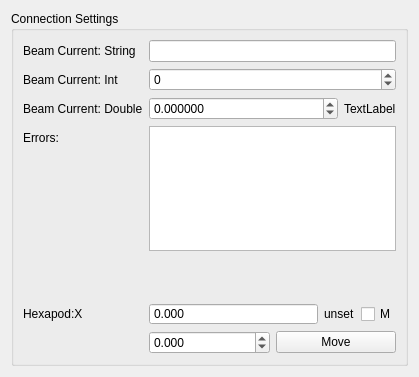
Above: source/ui/ConnectionSettings.ui from acquaman/acquaman before the change. Below: the same form after it.
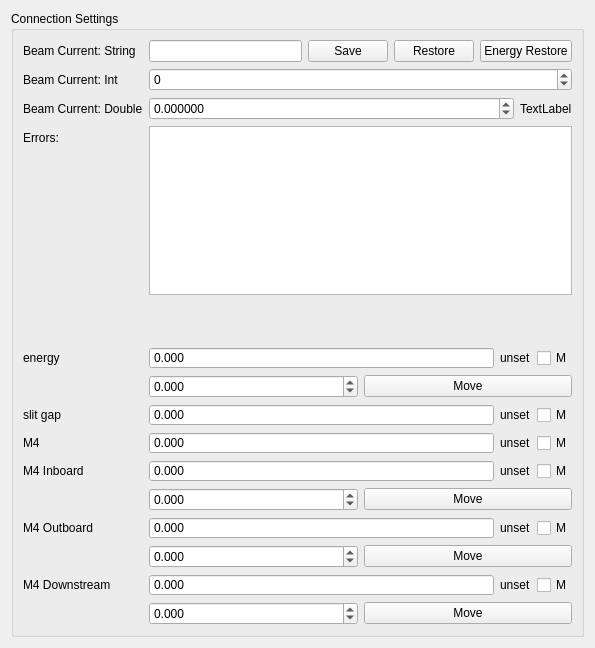
That is the form after the change.

Commit message: Got restore and restore from list working, other stuff is just testing playground code

What changed in the file:
```diff
--- a/source/ui/ConnectionSettings.ui
+++ b/source/ui/ConnectionSettings.ui
@@ -6,8 +6,8 @@
    <rect>
     <x>0</x>
     <y>0</y>
-    <width>419</width>
-    <height>377</height>
+    <width>595</width>
+    <height>648</height>
    </rect>
   </property>
   <property name="windowTitle">
@@ -20,9 +20,6 @@
       <string>Connection Settings</string>
      </property>
      <layout class="QFormLayout" name="formLayout">
-      <property name="fieldGrowthPolicy">
-       <enum>QFormLayout::AllNonFixedFieldsGrow</enum>
-      </property>
       <item row="0" column="0">
        <widget class="QLabel" name="label">
         <property name="text">
@@ -31,7 +28,32 @@
        </widget>
       </item>
       <item row="0" column="1">
-       <widget class="QLineEdit" name="lineEdit"/>
+       <layout class="QHBoxLayout" name="horizontalLayout_4">
+        <item>
+         <widget class="QLineEdit" name="lineEdit"/>
+        </item>
+        <item>
+         <widget class="QPushButton" name="hxpd_save">
+          <property name="text">
+           <string>Save</string>
+          </property>
+         </widget>
+        </item>
+        <item>
+         <widget class="QPushButton" name="hxpd_restore">
+          <property name="text">
+           <string>Restore</string>
+          </property>
+         </widget>
+        </item>
+        <item>
+         <widget class="QPushButton" name="energy_restore">
+          <property name="text">
+           <string>Energy Restore</string>
+          </property>
+         </widget>
+        </item>
+       </layout>
       </item>
       <item row="1" column="0">
        <widget class="QLabel" name="label_2">
@@ -97,10 +119,20 @@
       <item row="3" column="1">
        <widget class="QTextBrowser" name="textBrowser"/>
       </item>
+      <item row="4" column="1">
+       <widget class="QWidget" name="placeHolder" native="true">
+        <property name="minimumSize">
+         <size>
+          <width>0</width>
+          <height>40</height>
+         </size>
+        </property>
+       </widget>
+      </item>
       <item row="5" column="0">
        <widget class="QLabel" name="hxpd_label">
         <property name="text">
-         <string>Hexapod:X</string>
+         <string>energy</string>
         </property>
        </widget>
       </item>
@@ -192,16 +224,421 @@
         </item>
        </layout>
       </item>
-      <item row="4" column="1">
-       <widget class="QWidget" name="placeHolder" native="true">
-        <property name="minimumSize">
-         <size>
-          <width>0</width>
-          <height>40</height>
-         </size>
+      <item row="7" column="0">
+       <widget class="QLabel" name="hxpd_label_2">
+        <property name="text">
+         <string>slit gap</string>
         </property>
        </widget>
       </item>
+      <item row="7" column="1">
+       <layout class="QHBoxLayout" name="horizontalLayout_5">
+        <item>
+         <widget class="QDoubleSpinBox" name="slitGap_read">
+          <property name="sizePolicy">
+           <sizepolicy hsizetype="Expanding" vsizetype="Fixed">
+            <horstretch>0</horstretch>
+            <verstretch>0</verstretch>
+           </sizepolicy>
+          </property>
+          <property name="styleSheet">
+           <string notr="true">.suffix {
+	color: rgb(255, 0, 0);
+	background-color: rgb(85, 255, 0);
+}</string>
+          </property>
+          <property name="frame">
+           <bool>true</bool>
+          </property>
+          <property name="readOnly">
+           <bool>true</bool>
+          </property>
+          <property name="buttonSymbols">
+           <enum>QAbstractSpinBox::NoButtons</enum>
+          </property>
+          <property name="decimals">
+           <number>3</number>
+          </property>
+          <property name="minimum">
+           <double>-999999999.000000000000000</double>
+          </property>
+          <property name="maximum">
+           <double>999999999.000000000000000</double>
+          </property>
+         </widget>
+        </item>
+        <item>
+         <widget class="QLabel" name="slitGap_units">
+          <property name="sizePolicy">
+           <sizepolicy hsizetype="Minimum" vsizetype="Preferred">
+            <horstretch>0</horstretch>
+            <verstretch>0</verstretch>
+           </sizepolicy>
+          </property>
+          <property name="text">
+           <string>unset</string>
+          </property>
+         </widget>
+        </item>
+        <item>
+         <widget class="QCheckBox" name="slitGap_moving">
+          <property name="text">
+           <string>M</string>
+          </property>
+         </widget>
+        </item>
+       </layout>
+      </item>
+      <item row="8" column="0">
+       <widget class="QLabel" name="hxpd_label_3">
+        <property name="text">
+         <string>M4</string>
+        </property>
+       </widget>
+      </item>
+      <item row="8" column="1">
+       <layout class="QHBoxLayout" name="horizontalLayout_6">
+        <item>
+         <widget class="QDoubleSpinBox" name="m4_read">
+          <property name="sizePolicy">
+           <sizepolicy hsizetype="Expanding" vsizetype="Fixed">
+            <horstretch>0</horstretch>
+            <verstretch>0</verstretch>
+           </sizepolicy>
+          </property>
+          <property name="styleSheet">
+           <string notr="true">.suffix {
+	color: rgb(255, 0, 0);
+	background-color: rgb(85, 255, 0);
+}</string>
+          </property>
+          <property name="frame">
+           <bool>true</bool>
+          </property>
+          <property name="readOnly">
+           <bool>true</bool>
+          </property>
+          <property name="buttonSymbols">
+           <enum>QAbstractSpinBox::NoButtons</enum>
+          </property>
+          <property name="decimals">
+           <number>3</number>
+          </property>
+          <property name="minimum">
+           <double>-999999999.000000000000000</double>
+          </property>
+          <property name="maximum">
+           <double>999999999.000000000000000</double>
+          </property>
+         </widget>
+        </item>
+        <item>
+         <widget class="QLabel" name="m4_units">
+          <property name="sizePolicy">
+           <sizepolicy hsizetype="Minimum" vsizetype="Preferred">
+            <horstretch>0</horstretch>
+            <verstretch>0</verstretch>
+           </sizepolicy>
+          </property>
+          <property name="text">
+           <string>unset</string>
+          </property>
+         </widget>
+        </item>
+        <item>
+         <widget class="QCheckBox" name="m4_moving">
+          <property name="text">
+           <string>M</string>
+          </property>
+         </widget>
+        </item>
+       </layout>
+      </item>
+      <item row="9" column="0">
+       <widget class="QLabel" name="hxpd_label_4">
+        <property name="text">
+         <string>M4 Inboard</string>
+        </property>
+       </widget>
+      </item>
+      <item row="9" column="1">
+       <layout class="QHBoxLayout" name="horizontalLayout_7">
+        <item>
+         <widget class="QDoubleSpinBox" name="m4inboard_read">
+          <property name="sizePolicy">
+           <sizepolicy hsizetype="Expanding" vsizetype="Fixed">
+            <horstretch>0</horstretch>
+            <verstretch>0</verstretch>
+           </sizepolicy>
+          </property>
+          <property name="styleSheet">
+           <string notr="true">.suffix {
+	color: rgb(255, 0, 0);
+	background-color: rgb(85, 255, 0);
+}</string>
+          </property>
+          <property name="frame">
+           <bool>true</bool>
+          </property>
+          <property name="readOnly">
+           <bool>true</bool>
+          </property>
+          <property name="buttonSymbols">
+           <enum>QAbstractSpinBox::NoButtons</enum>
+          </property>
+          <property name="decimals">
+           <number>3</number>
+          </property>
+          <property name="minimum">
+           <double>-999999999.000000000000000</double>
+          </property>
+          <property name="maximum">
+           <double>999999999.000000000000000</double>
+          </property>
+         </widget>
+        </item>
+        <item>
+         <widget class="QLabel" name="m4inboard_units">
+          <property name="sizePolicy">
+           <sizepolicy hsizetype="Minimum" vsizetype="Preferred">
+            <horstretch>0</horstretch>
+            <verstretch>0</verstretch>
+           </sizepolicy>
+          </property>
+          <property name="text">
+           <string>unset</string>
+          </property>
+         </widget>
+        </item>
+        <item>
+         <widget class="QCheckBox" name="m4inboard_moving">
+          <property name="text">
+           <string>M</string>
+          </property>
+         </widget>
+        </item>
+       </layout>
+      </item>
+      <item row="10" column="1">
+       <layout class="QHBoxLayout" name="horizontalLayout_8">
+        <item>
+         <widget class="QDoubleSpinBox" name="m4inboard_set">
+          <property name="readOnly">
+           <bool>false</bool>
+          </property>
+          <property name="buttonSymbols">
+           <enum>QAbstractSpinBox::UpDownArrows</enum>
+          </property>
+          <property name="decimals">
+           <number>3</number>
+          </property>
+          <property name="minimum">
+           <double>-999999999.000000000000000</double>
+          </property>
+          <property name="maximum">
+           <double>999999999.000000000000000</double>
+          </property>
+         </widget>
+        </item>
+        <item>
+         <widget class="QPushButton" name="m4inboard_move">
+          <property name="text">
+           <string>Move</string>
+          </property>
+         </widget>
+        </item>
+       </layout>
+      </item>
+      <item row="11" column="0">
+       <widget class="QLabel" name="hxpd_label_5">
+        <property name="text">
+         <string>M4 Outboard</string>
+        </property>
+       </widget>
+      </item>
+      <item row="11" column="1">
+       <layout class="QHBoxLayout" name="horizontalLayout_9">
+        <item>
+         <widget class="QDoubleSpinBox" name="m4outboard_read">
+          <property name="sizePolicy">
+           <sizepolicy hsizetype="Expanding" vsizetype="Fixed">
+            <horstretch>0</horstretch>
+            <verstretch>0</verstretch>
+           </sizepolicy>
+          </property>
+          <property name="styleSheet">
+           <string notr="true">.suffix {
+	color: rgb(255, 0, 0);
+	background-color: rgb(85, 255, 0);
+}</string>
+          </property>
+          <property name="frame">
+           <bool>true</bool>
+          </property>
+          <property name="readOnly">
+           <bool>true</bool>
+          </property>
+          <property name="buttonSymbols">
+           <enum>QAbstractSpinBox::NoButtons</enum>
+          </property>
+          <property name="decimals">
+           <number>3</number>
+          </property>
+          <property name="minimum">
+           <double>-999999999.000000000000000</double>
+          </property>
+          <property name="maximum">
+           <double>999999999.000000000000000</double>
+          </property>
+         </widget>
+        </item>
+        <item>
+         <widget class="QLabel" name="m4outboard_units">
+          <property name="sizePolicy">
+           <sizepolicy hsizetype="Minimum" vsizetype="Preferred">
+            <horstretch>0</horstretch>
+            <verstretch>0</verstretch>
+           </sizepolicy>
+          </property>
+          <property name="text">
+           <string>unset</string>
+          </property>
+         </widget>
+        </item>
+        <item>
+         <widget class="QCheckBox" name="m4outboard_moving">
+          <property name="text">
+           <string>M</string>
+          </property>
+         </widget>
+        </item>
+       </layout>
+      </item>
+      <item row="12" column="1">
+       <layout class="QHBoxLayout" name="horizontalLayout_10">
+        <item>
+         <widget class="QDoubleSpinBox" name="m4outboard_set">
+          <property name="readOnly">
+           <bool>false</bool>
+          </property>
+          <property name="buttonSymbols">
+           <enum>QAbstractSpinBox::UpDownArrows</enum>
+          </property>
+          <property name="decimals">
+           <number>3</number>
+          </property>
+          <property name="minimum">
+           <double>-999999999.000000000000000</double>
+          </property>
+          <property name="maximum">
+           <double>999999999.000000000000000</double>
+          </property>
+         </widget>
+        </item>
+        <item>
+         <widget class="QPushButton" name="m4outboard_move">
+          <property name="text">
+           <string>Move</string>
+          </property>
+         </widget>
+        </item>
+       </layout>
+      </item>
+      <item row="13" column="0">
+       <widget class="QLabel" name="hxpd_label_6">
+        <property name="text">
+         <string>M4 Downstream</string>
+        </property>
+       </widget>
+      </item>
+      <item row="13" column="1">
+       <layout class="QHBoxLayout" name="horizontalLayout_11">
+        <item>
+         <widget class="QDoubleSpinBox" name="m4downstream_read">
+          <property name="sizePolicy">
+           <sizepolicy hsizetype="Expanding" vsizetype="Fixed">
+            <horstretch>0</horstretch>
+            <verstretch>0</verstretch>
+           </sizepolicy>
+          </property>
+          <property name="styleSheet">
+           <string notr="true">.suffix {
+	color: rgb(255, 0, 0);
+	background-color: rgb(85, 255, 0);
+}</string>
+          </property>
+          <property name="frame">
+           <bool>true</bool>
+          </property>
+          <property name="readOnly">
+           <bool>true</bool>
+          </property>
+          <property name="buttonSymbols">
+           <enum>QAbstractSpinBox::NoButtons</enum>
+          </property>
+          <property name="decimals">
+           <number>3</number>
+          </property>
+          <property name="minimum">
+           <double>-999999999.000000000000000</double>
+          </property>
+          <property name="maximum">
+           <double>999999999.000000000000000</double>
+          </property>
+         </widget>
+        </item>
+        <item>
+         <widget class="QLabel" name="m4downstream_units">
+          <property name="sizePolicy">
+           <sizepolicy hsizetype="Minimum" vsizetype="Preferred">
+            <horstretch>0</horstretch>
+            <verstretch>0</verstretch>
+           </sizepolicy>
+          </property>
+          <property name="text">
+           <string>unset</string>
+          </property>
+         </widget>
+        </item>
+        <item>
+         <widget class="QCheckBox" name="m4downstream_moving">
+          <property name="text">
+           <string>M</string>
+          </property>
+         </widget>
+        </item>
+       </layout>
+      </item>
+      <item row="14" column="1">
+       <layout class="QHBoxLayout" name="horizontalLayout_12">
+        <item>
+         <widget class="QDoubleSpinBox" name="m4downstream_set">
+          <property name="readOnly">
+           <bool>false</bool>
+          </property>
+          <property name="buttonSymbols">
+           <enum>QAbstractSpinBox::UpDownArrows</enum>
+          </property>
+          <property name="decimals">
+           <number>3</number>
+          </property>
+          <property name="minimum">
+           <double>-999999999.000000000000000</double>
+          </property>
+          <property name="maximum">
+           <double>999999999.000000000000000</double>
+          </property>
+         </widget>
+        </item>
+        <item>
+         <widget class="QPushButton" name="m4downstream_move">
+          <property name="text">
+           <string>Move</string>
+          </property>
+         </widget>
+        </item>
+       </layout>
+      </item>
      </layout>
     </widget>
    </item>
```
The commit also changes 5 other files.
